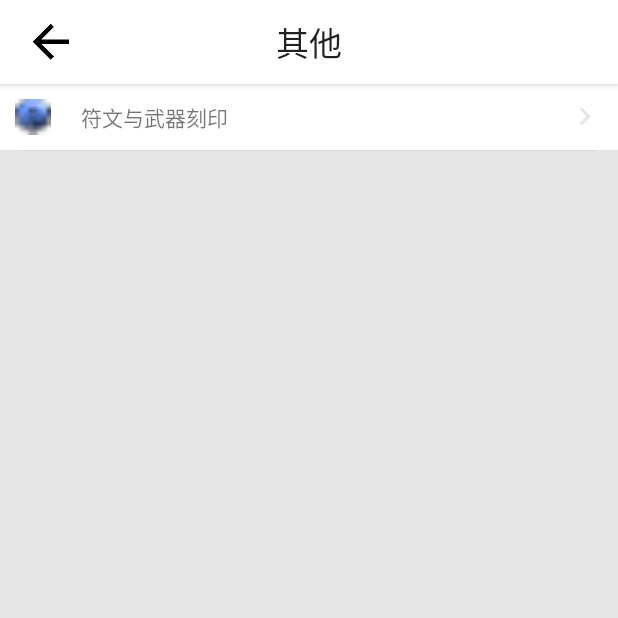
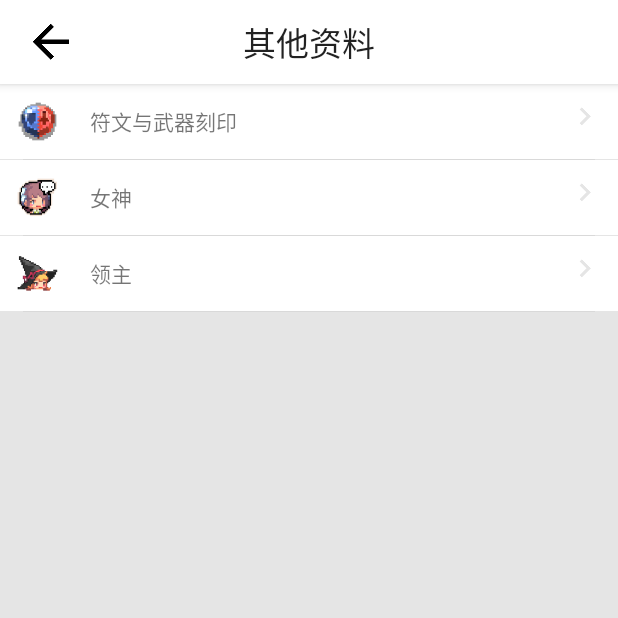
Before and after one commit to Qunter/CrusadersQuestWiki, an Android app: the OtherListActivity screen opened directly, with no data from a screen before it, on a phone screen of 412 x 824 dp, the top half of it. Run offline under Robolectric (Android 15) with nearby library versions, the phone set to English and light mode, and no system bars.

Commit message:
2018.04.30 1.4

```diff
--- a/app/src/main/AndroidManifest.xml
+++ b/app/src/main/AndroidManifest.xml
@@ -43,8 +43,6 @@
         <activity android:name=".activity.SkillListActivity"/>
         <!-- 剧情相关界面-->
         <activity android:name=".activity.StoryModeListActivity"/>
-        <!-- S2相关界面 -->
-        <activity android:name=".activity.Season2ListActivity"/>
         <!-- 其他界面 -->
         <activity android:name=".activity.OtherListActivity"/>
         <!-- 设置界面 -->
--- a/app/src/main/java/com/qunter/crusadersquestwiki/activity/MainActivity.java
+++ b/app/src/main/java/com/qunter/crusadersquestwiki/activity/MainActivity.java
@@ -30,7 +30,7 @@ public class MainActivity extends BaseActivity implements View.OnClickListener {
     private RecyclerView mainRecyclerView;
     private ImageView mainSearchBtn;
     private List<MainActRecItemData> datas = new ArrayList<MainActRecItemData>();
-    private int[] itemPicDatas = {R.drawable.ic_hero,R.drawable.ic_equipment,R.drawable.ic_skill,R.drawable.ic_season2,R.drawable.ic_season2,R.drawable.ic_other,R.drawable.ic_setting};
+    private int[] itemPicDatas = {R.drawable.ic_hero,R.drawable.ic_equipment,R.drawable.ic_skill,R.drawable.ic_challenge_mode,R.drawable.ic_challenge_mode,R.drawable.ic_other,R.drawable.ic_setting};
     private int[] itemContentDatas = {R.string.hero_list_title,R.string.equipment_list_title,R.string.skill_list_title,R.string.StotyMode_list_title,R.string.ChallengeMode_list_title,R.string.other_list_title,R.string.setting_list_title};
     @Override
     protected void initVariablesAndService() {
@@ -80,7 +80,6 @@ public class MainActivity extends BaseActivity implements View.OnClickListener {
                 startActivity(new Intent(getApplicationContext(),StoryModeListActivity.class).putExtra("listTitle",getString(R.string.StotyMode_list_title)));
                 break;
             case 4:
-                //startActivity(new Intent(getApplicationContext(),Season2ListActivity.class));
                 startActivity(new Intent(getApplicationContext(),WebDetailActivity.class).putExtra("title",getString(R.string.season2ChallengeModeName)).putExtra("endString",getString(R.string.season2ChallengeModeName)).putExtra("selectorString",getString(R.string.season2ChallengeModeHtmlContentSelectorString)));
                 break;
             case 5:
--- a/app/src/main/java/com/qunter/crusadersquestwiki/activity/OtherListActivity.java
+++ b/app/src/main/java/com/qunter/crusadersquestwiki/activity/OtherListActivity.java
@@ -17,7 +17,7 @@ import com.qunter.crusadersquestwiki.base.BaseActivity;
 public class OtherListActivity extends BaseActivity implements View.OnClickListener {
     private ImageView otherListBackBtn;
     private TextView otherListTitle;
-    private LinearLayout otherListRuneAndWeaponImprintBtn;
+    private LinearLayout otherListRuneAndWeaponImprintBtn,otherListGoddessBtn,otherListLordsBtn;
     private Intent intent;
     @Override
     protected void initVariablesAndService() {
@@ -36,6 +36,12 @@ public class OtherListActivity extends BaseActivity implements View.OnClickListe
 
         otherListRuneAndWeaponImprintBtn = (LinearLayout) findViewById(R.id.otherlist_runeAndWeaponImprint_Btn);
         otherListRuneAndWeaponImprintBtn.setOnClickListener(this);
+
+        otherListGoddessBtn = (LinearLayout) findViewById(R.id.otherlist_goddess_Btn);
+        otherListGoddessBtn.setOnClickListener(this);
+
+        otherListLordsBtn = (LinearLayout) findViewById(R.id.otherlist_lords_Btn);
+        otherListLordsBtn.setOnClickListener(this);
     }
 
     @Override
@@ -49,6 +55,17 @@ public class OtherListActivity extends BaseActivity implements View.OnClickListe
                 intent.putExtra("title",getString(R.string.otherListRuneAndWeaponImprintTitle)).putExtra("endString",getString(R.string.otherListRuneAndWeaponImprintTitle)).putExtra("selectorString",getString(R.string.RuneAndWeaponImprintHtmlContentSelectorString));
                 startActivity(intent);
                 break;
+            case R.id.otherlist_goddess_Btn:
+                intent = new Intent(getApplicationContext(),WebDetailActivity.class);
+                intent.putExtra("title",getString(R.string.otherListGoddessTitle)).putExtra("endString",getString(R.string.otherListGoddessTitle)).putExtra("selectorString",getString(R.string.GoddessHtmlContentSelectorString));
+                startActivity(intent);
+                break;
+            case R.id.otherlist_lords_Btn:
+                intent = new Intent(getApplicationContext(),WebDetailActivity.class);
+                intent.putExtra("title",getString(R.string.otherListLordsTitle)).putExtra("endString",getString(R.string.otherListLordsTitle)).putExtra("selectorString",getString(R.string.LordsHtmlContentSelectorString));
+                startActivity(intent);
+                break;
+
         }
     }
 }
--- a/app/src/main/res/layout/activity_otherlist.xml
+++ b/app/src/main/res/layout/activity_otherlist.xml
@@ -41,8 +41,8 @@
             android:orientation="horizontal"
             android:background="@color/colorWhite">
             <ImageView
-                android:layout_width="24dp"
-                android:layout_height="24dp"
+                android:layout_width="30dp"
+                android:layout_height="30dp"
                 android:src="@drawable/ic_rune"
                 android:layout_margin="10dp"/>
             <TextView
@@ -65,5 +65,67 @@
             android:layout_marginLeft="15dp"
             android:layout_marginRight="15dp"
             android:background="#D9D9D9"/>
+        <LinearLayout
+            android:id="@+id/otherlist_goddess_Btn"
+            android:layout_width="match_parent"
+            android:layout_height="wrap_content"
+            android:orientation="horizontal"
+            android:background="@color/colorWhite">
+            <ImageView
+                android:layout_width="30dp"
+                android:layout_height="30dp"
+                android:src="@drawable/ic_goddess"
+                android:layout_margin="10dp"/>
+            <TextView
+                android:layout_width="0dp"
+                android:layout_weight="1"
+                android:layout_height="match_parent"
+                android:gravity="center_vertical"
+                android:text="@string/otherListGoddessTitle"
+                android:layout_marginRight="10dp"
+                android:layout_marginLeft="10dp"/>
+            <ImageView
+                android:layout_width="24dp"
+                android:layout_height="24dp"
+                android:src="@drawable/ic_arrow_right_lime_500_24dp"
+                android:layout_margin="10dp"/>
+        </LinearLayout>
+        <View
+            android:layout_width="fill_parent"
+            android:layout_height="0.5dp"
+            android:layout_marginLeft="15dp"
+            android:layout_marginRight="15dp"
+            android:background="#D9D9D9"/>
+        <LinearLayout
+            android:id="@+id/otherlist_lords_Btn"
+            android:layout_width="match_parent"
+            android:layout_height="wrap_content"
+            android:orientation="horizontal"
+            android:background="@color/colorWhite">
+            <ImageView
+                android:layout_width="30dp"
+                android:layout_height="30dp"
+                android:src="@drawable/ic_lords"
+                android:layout_margin="10dp"/>
+            <TextView
+                android:layout_width="0dp"
+                android:layout_weight="1"
+                android:layout_height="match_parent"
+                android:gravity="center_vertical"
+                android:text="@string/otherListLordsTitle"
+                android:layout_marginRight="10dp"
+                android:layout_marginLeft="10dp"/>
+            <ImageView
+                android:layout_width="24dp"
+                android:layout_height="24dp"
+                android:src="@drawable/ic_arrow_right_lime_500_24dp"
+                android:layout_margin="10dp"/>
+        </LinearLayout>
+        <View
+            android:layout_width="fill_parent"
+            android:layout_height="0.5dp"
+            android:layout_marginLeft="15dp"
+            android:layout_marginRight="15dp"
+            android:background="#D9D9D9"/>
     </LinearLayout>
 </LinearLayout>
--- a/app/src/main/res/values/strings.xml
+++ b/app/src/main/res/values/strings.xml
@@ -7,9 +7,8 @@
     <string name="skill_list_title">技能图鉴</string>
     <string name="StotyMode_list_title">剧情相关</string>
     <string name="ChallengeMode_list_title">挑战相关</string>
-    <string name="season2_list_title">S2相关</string>
-    <string name="other_list_title">其他</string>
-    <string name="setting_list_title">设置</string>
+    <string name="other_list_title">其他资料</string>
+    <string name="setting_list_title">设置相关</string>
 
     <string name="menu_search_title">请输入关键词进行搜索</string>
     <string name="menu_search"></string>
@@ -59,6 +58,7 @@
     <string name="settingListAboutTitle">关于我们</string>
 
     <string name="otherListGoddessTitle">女神</string>
+    <string name="otherListLordsTitle">领主</string>
     <string name="otherListRuneAndWeaponImprintTitle">符文与武器刻印</string>
     <string name="otherListUpdateBulletinTitle">最新游戏更新公告</string>
 
@@ -80,6 +80,8 @@
     <string name="season2ChallengeModeHtmlContentSelectorString">div.mw-content-ltr</string>
 
     <string name="RuneAndWeaponImprintHtmlContentSelectorString">div.mw-content-ltr</string>
+    <string name="GoddessHtmlContentSelectorString">div.hero-list</string>
+    <string name="LordsHtmlContentSelectorString">div.hero-list</string>
 
     <string name="StotyModeChapterN1T4HtmlContentEndString">使徒的复活</string>
     <string name="StotyModeChapterN5HtmlContentEndString">北风的记忆</string>
```
Also changed, not shown: app/src/main/java/com/qunter/crusadersquestwiki/activity/Season2ListActivity.java (deleted, +0 -63 lines), app/src/main/res/drawable-xxxhdpi/ic_challenge_mode.png (added), app/src/main/res/drawable-xxxhdpi/ic_goddess.png (added), app/src/main/res/drawable-xxxhdpi/ic_lords.png (added), app/src/main/res/drawable-xxxhdpi/ic_rune.png.
